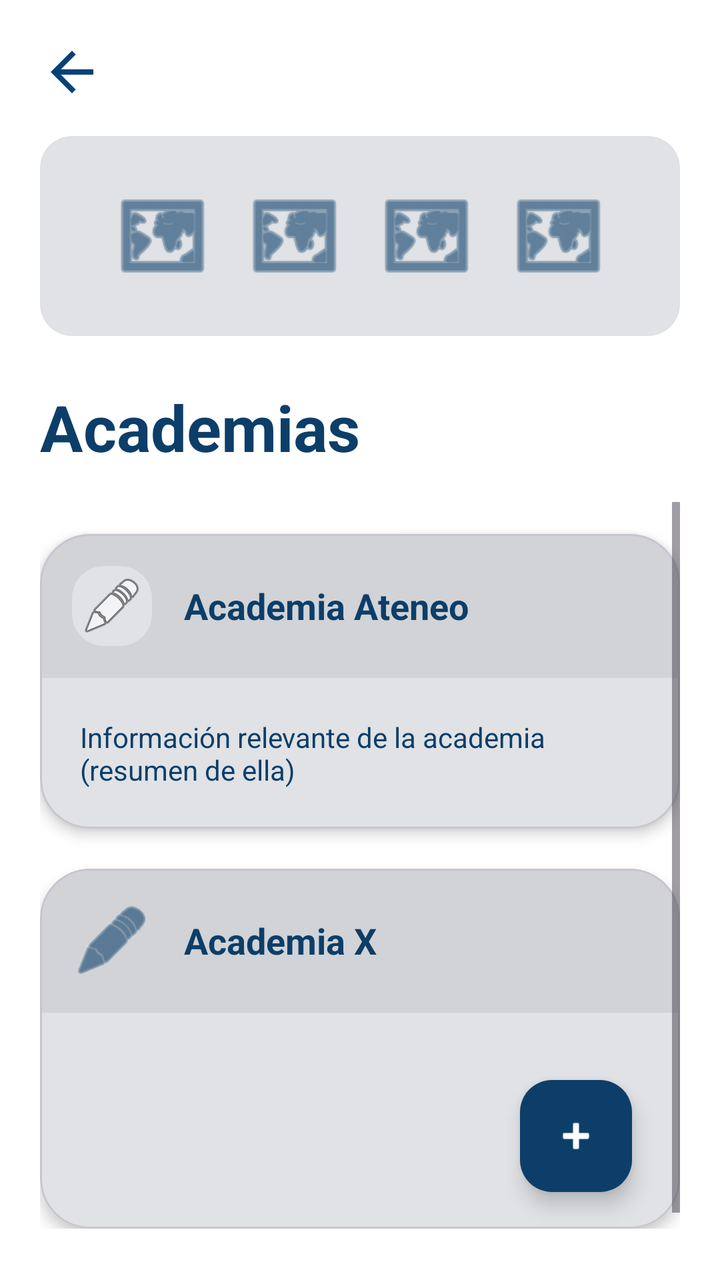
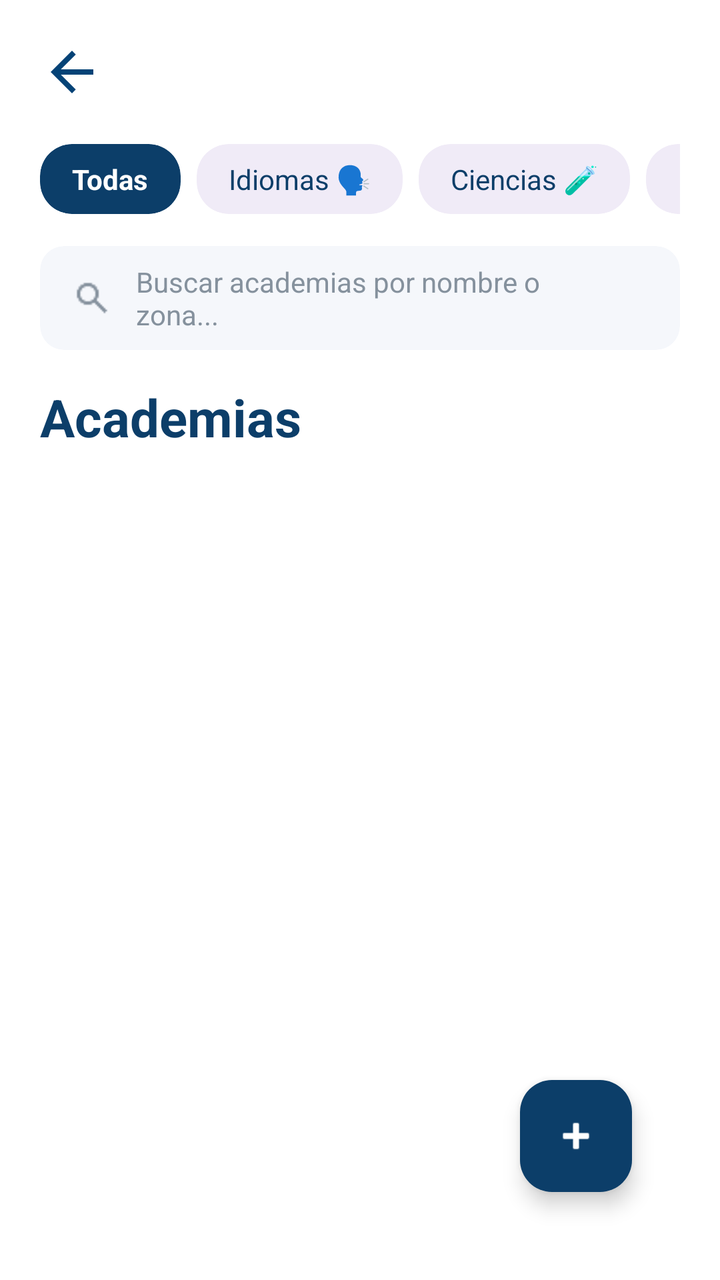

An Android layout rendered at two revisions. The XML below is the earlier revision; the diff shows what the commit changed to produce the second picture.
<!-- AndroidManifest.xml: application theme Theme.ProyectoFloppy -->
<!-- res/layout/fragment_academias.xml -->
<?xml version="1.0" encoding="utf-8"?>
<androidx.constraintlayout.widget.ConstraintLayout
    xmlns:android="http://schemas.android.com/apk/res/android"
    xmlns:app="http://schemas.android.com/apk/res-auto"
    android:layout_width="match_parent"
    android:layout_height="match_parent"
    android:background="#FFFFFF"
    android:padding="20dp">

    <ImageView
        android:id="@+id/btn_back_academias"
        android:layout_width="32dp"
        android:layout_height="32dp"
        android:src="@drawable/baseline_arrow_back_24"
        app:layout_constraintStart_toStartOf="parent"
        app:layout_constraintTop_toTopOf="parent"
        app:tint="@color/corporativo" />

    <LinearLayout
        android:id="@+id/ll_top_bar"
        android:layout_width="match_parent"
        android:layout_height="100dp"
        android:layout_marginTop="16dp"
        android:background="@drawable/fondo_gris_redondeado"
        android:gravity="center"
        android:orientation="horizontal"
        app:layout_constraintTop_toBottomOf="@id/btn_back_academias">

        <ImageView android:layout_width="50dp" android:layout_height="50dp" android:layout_margin="8dp" android:src="@android:drawable/ic_menu_mapmode" app:tint="#0C3E69" />
        <ImageView android:layout_width="50dp" android:layout_height="50dp" android:layout_margin="8dp" android:src="@android:drawable/ic_menu_mapmode" app:tint="#0C3E69" />
        <ImageView android:layout_width="50dp" android:layout_height="50dp" android:layout_margin="8dp" android:src="@android:drawable/ic_menu_mapmode" app:tint="#0C3E69" />
        <ImageView android:layout_width="50dp" android:layout_height="50dp" android:layout_margin="8dp" android:src="@android:drawable/ic_menu_mapmode" app:tint="#0C3E69" />
    </LinearLayout>

    <TextView
        android:id="@+id/tv_academias_title"
        android:layout_width="wrap_content"
        android:layout_height="wrap_content"
        android:layout_marginTop="24dp"
        android:text="@string/title_academias"
        android:textColor="#0C3E69"
        android:textSize="32sp"
        android:textStyle="bold"
        app:layout_constraintStart_toStartOf="parent"
        app:layout_constraintTop_toBottomOf="@id/ll_top_bar" />

    <ScrollView
        android:layout_width="match_parent"
        android:layout_height="0dp"
        android:layout_marginTop="16dp"
        app:layout_constraintBottom_toBottomOf="parent"
        app:layout_constraintTop_toBottomOf="@id/tv_academias_title">

        <LinearLayout
            android:layout_width="match_parent"
            android:layout_height="wrap_content"
            android:orientation="vertical"
            android:paddingBottom="20dp">

            <androidx.recyclerview.widget.RecyclerView
                android:id="@+id/rv_academias"
                android:layout_width="match_parent"
                android:layout_height="wrap_content"
                android:nestedScrollingEnabled="false" />

            <com.google.android.material.card.MaterialCardView
                android:id="@+id/card_academia_1"
                android:layout_width="match_parent"
                android:layout_height="wrap_content"
                android:layout_marginTop="16dp"
                android:layout_marginBottom="20dp"
                android:clickable="true"
                android:focusable="true"
                app:cardBackgroundColor="#E0E2E5"
                app:cardCornerRadius="25dp"
                app:cardElevation="4dp">

                <LinearLayout
                    android:layout_width="match_parent"
                    android:layout_height="wrap_content"
                    android:orientation="vertical">

                    <LinearLayout
                        android:layout_width="match_parent"
                        android:layout_height="wrap_content"
                        android:background="#D1D3D6"
                        android:gravity="center_vertical"
                        android:padding="16dp">

                        <ImageView
                            android:layout_width="40dp"
                            android:layout_height="40dp"
                            android:background="@drawable/fondo_gris_redondeado"
                            android:padding="4dp"
                            android:src="@android:drawable/ic_menu_edit" />

                        <TextView
                            android:layout_width="wrap_content"
                            android:layout_height="wrap_content"
                            android:layout_marginStart="16dp"
                            android:text="@string/academia_ateneo"
                            android:textColor="#0C3E69"
                            android:textSize="18sp"
                            android:textStyle="bold" />
                    </LinearLayout>

                    <TextView
                        android:layout_width="match_parent"
                        android:layout_height="wrap_content"
                        android:padding="20dp"
                        android:text="@string/resumen_academia"
                        android:textColor="#0C3E69"
                        android:textSize="14sp" />
                </LinearLayout>
            </com.google.android.material.card.MaterialCardView>

            <com.google.android.material.card.MaterialCardView
                android:id="@+id/card_academia_2"
                android:layout_width="match_parent"
                android:layout_height="180dp"
                android:clickable="true"
                android:focusable="true"
                app:cardBackgroundColor="#E0E2E5"
                app:cardCornerRadius="25dp"
                app:cardElevation="4dp">

                <LinearLayout
                    android:layout_width="match_parent"
                    android:layout_height="wrap_content"
                    android:background="#D1D3D6"
                    android:gravity="center_vertical"
                    android:padding="16dp">

                    <ImageView
                        android:layout_width="40dp"
                        android:layout_height="40dp"
                        android:src="@android:drawable/ic_menu_edit"
                        app:tint="#0C3E69" />

                    <TextView
                        android:layout_width="wrap_content"
                        android:layout_height="wrap_content"
                        android:layout_marginStart="16dp"
                        android:text="@string/academia_x"
                        android:textColor="#0C3E69"
                        android:textSize="18sp"
                        android:textStyle="bold" />
                </LinearLayout>
            </com.google.android.material.card.MaterialCardView>

        </LinearLayout>
    </ScrollView>
    <com.google.android.material.floatingactionbutton.FloatingActionButton
        android:id="@+id/fab_add_academia"
        android:layout_width="wrap_content"
        android:layout_height="wrap_content"
        android:layout_margin="24dp"
        android:src="@android:drawable/ic_input_add"
        app:backgroundTint="#0C3E69"
        app:tint="#FFFFFF"
        app:layout_constraintBottom_toBottomOf="parent"
        app:layout_constraintEnd_toEndOf="parent"
        android:contentDescription="Añadir academia" />
</androidx.constraintlayout.widget.ConstraintLayout>
<!-- resources referenced by this layout -->
<resources>
  <color name="corporativo">#044377</color>
  <!-- drawable baseline_arrow_back_24 (drawable) -->
  <vector xmlns:android="http://schemas.android.com/apk/res/android"
      android:width="24dp"
      android:height="24dp"
      android:viewportWidth="24.0"
      android:viewportHeight="24.0">
      <path
          android:fillColor="#FF000000"
          android:pathData="M20,11H7.83l5.59,-5.59L12,4l-8,8 8,8 1.41,-1.41L7.83,13H20v-2z"/>
  </vector>
  <!-- drawable fondo_gris_redondeado (drawable) -->
  <?xml version="1.0" encoding="utf-8"?>
  <shape xmlns:android="http://schemas.android.com/apk/res/android">
      <solid android:color="#E0E2E5" />
      <corners android:radius="16dp" />
  </shape>
  <string name="academia_ateneo">Academia Ateneo</string>
  <string name="academia_x">Academia X</string>
  <string name="resumen_academia">Información relevante de la academia\n(resumen de ella)</string>
  <string name="title_academias">Academias</string>
  <style name="Theme.ProyectoFloppy" parent="Base.Theme.ProyectoFloppy" />
  <style name="Base.Theme.ProyectoFloppy" parent="Theme.Material3.DayNight.NoActionBar">
          
          
      </style>
</resources>

<!-- the commit's change to res/layout/fragment_academias.xml (unified diff, before → after) -->
@@ -16,140 +16,193 @@
         app:layout_constraintTop_toTopOf="parent"
         app:tint="@color/corporativo" />
 
-    <LinearLayout
-        android:id="@+id/ll_top_bar"
+    <HorizontalScrollView
+        android:id="@+id/hsv_categorias"
         android:layout_width="match_parent"
-        android:layout_height="100dp"
+        android:layout_height="wrap_content"
         android:layout_marginTop="16dp"
-        android:background="@drawable/fondo_gris_redondeado"
-        android:gravity="center"
-        android:orientation="horizontal"
+        android:scrollbars="none"
         app:layout_constraintTop_toBottomOf="@id/btn_back_academias">
 
-        <ImageView android:layout_width="50dp" android:layout_height="50dp" android:layout_margin="8dp" android:src="@android:drawable/ic_menu_mapmode" app:tint="#0C3E69" />
-        <ImageView android:layout_width="50dp" android:layout_height="50dp" android:layout_margin="8dp" android:src="@android:drawable/ic_menu_mapmode" app:tint="#0C3E69" />
-        <ImageView android:layout_width="50dp" android:layout_height="50dp" android:layout_margin="8dp" android:src="@android:drawable/ic_menu_mapmode" app:tint="#0C3E69" />
-        <ImageView android:layout_width="50dp" android:layout_height="50dp" android:layout_margin="8dp" android:src="@android:drawable/ic_menu_mapmode" app:tint="#0C3E69" />
-    </LinearLayout>
+        <LinearLayout
+            android:layout_width="wrap_content"
+            android:layout_height="wrap_content"
+            android:orientation="horizontal"
+            android:paddingVertical="4dp">
+
+            <com.google.android.material.card.MaterialCardView
+                android:id="@+id/chip_todas"
+                android:layout_width="wrap_content"
+                android:layout_height="wrap_content"
+                android:layout_marginEnd="8dp"
+                android:clickable="true"
+                android:focusable="true"
+                app:cardBackgroundColor="#0C3E69"
+                app:cardCornerRadius="16dp"
+                app:cardElevation="0dp"
+                app:strokeWidth="0dp">
+                <TextView
+                    android:id="@+id/tv_chip_todas"
+                    android:layout_width="wrap_content"
+                    android:layout_height="wrap_content"
+                    android:paddingHorizontal="16dp"
+                    android:paddingVertical="8dp"
+                    android:text="Todas"
+                    android:textColor="#FFFFFF"
+                    android:textStyle="bold"
+                    android:textSize="14sp" />
+            </com.google.android.material.card.MaterialCardView>
+
+            <com.google.android.material.card.MaterialCardView
+                android:id="@+id/chip_idiomas"
+                android:layout_width="wrap_content"
+                android:layout_height="wrap_content"
+                android:layout_marginEnd="8dp"
+                android:clickable="true"
+                android:focusable="true"
+                app:cardBackgroundColor="#F0EBF7"
+                app:cardCornerRadius="16dp"
+                app:cardElevation="0dp"
+                app:strokeWidth="0dp">
+                <TextView
+                    android:id="@+id/tv_chip_idiomas"
+                    android:layout_width="wrap_content"
+                    android:layout_height="wrap_content"
+                    android:paddingHorizontal="16dp"
+                    android:paddingVertical="8dp"
+                    android:text="Idiomas 🗣️"
+                    android:textColor="#0C3E69"
+                    android:textSize="14sp" />
+            </com.google.android.material.card.MaterialCardView>
+
+            <com.google.android.material.card.MaterialCardView
+                android:id="@+id/chip_ciencias"
+                android:layout_width="wrap_content"
+                android:layout_height="wrap_content"
+                android:layout_marginEnd="8dp"
+                android:clickable="true"
+                android:focusable="true"
+                app:cardBackgroundColor="#F0EBF7"
+                app:cardCornerRadius="16dp"
+                app:cardElevation="0dp"
+                app:strokeWidth="0dp">
+                <TextView
+                    android:id="@+id/tv_chip_ciencias"
+                    android:layout_width="wrap_content"
+                    android:layout_height="wrap_content"
+                    android:paddingHorizontal="16dp"
+                    android:paddingVertical="8dp"
+                    android:text="Ciencias 🧪"
+                    android:textColor="#0C3E69"
+                    android:textSize="14sp" />
+            </com.google.android.material.card.MaterialCardView>
+
+            <com.google.android.material.card.MaterialCardView
+                android:id="@+id/chip_letras"
+                android:layout_width="wrap_content"
+                android:layout_height="wrap_content"
+                android:layout_marginEnd="8dp"
+                android:clickable="true"
+                android:focusable="true"
+                app:cardBackgroundColor="#F0EBF7"
+                app:cardCornerRadius="16dp"
+                app:cardElevation="0dp"
+                app:strokeWidth="0dp">
+                <TextView
+                    android:id="@+id/tv_chip_letras"
+                    android:layout_width="wrap_content"
+                    android:layout_height="wrap_content"
+                    android:paddingHorizontal="16dp"
+                    android:paddingVertical="8dp"
+                    android:text="Letras 📚"
+                    android:textColor="#0C3E69"
+                    android:textSize="14sp" />
+            </com.google.android.material.card.MaterialCardView>
+
+            <com.google.android.material.card.MaterialCardView
+                android:id="@+id/chip_apoyo"
+                android:layout_width="wrap_content"
+                android:layout_height="wrap_content"
+                android:clickable="true"
+                android:focusable="true"
+                app:cardBackgroundColor="#F0EBF7"
+                app:cardCornerRadius="16dp"
+                app:cardElevation="0dp"
+                app:strokeWidth="0dp">
+                <TextView
+                    android:id="@+id/tv_chip_apoyo"
+                    android:layout_width="wrap_content"
+                    android:layout_height="wrap_content"
+                    android:paddingHorizontal="16dp"
+                    android:paddingVertical="8dp"
+                    android:text="Apoyo UJA 🎓"
+                    android:textColor="#0C3E69"
+                    android:textSize="14sp" />
+            </com.google.android.material.card.MaterialCardView>
+
+        </LinearLayout>
+    </HorizontalScrollView>
+
+    
+    <com.google.android.material.card.MaterialCardView
+        android:id="@+id/cardSearchAcademias"
+        android:layout_width="match_parent"
+        android:layout_height="52dp"
+        android:layout_marginTop="12dp"
+        app:cardBackgroundColor="#F5F7FB"
+        app:cardCornerRadius="12dp"
+        app:cardElevation="0dp"
+        app:strokeWidth="0dp"
+        app:layout_constraintTop_toBottomOf="@id/hsv_categorias">
+
+        <LinearLayout
+            android:layout_width="match_parent"
+            android:layout_height="match_parent"
+            android:gravity="center_vertical"
+            android:orientation="horizontal"
+            android:paddingHorizontal="16dp">
+
+            <ImageView
+                android:layout_width="20dp"
+                android:layout_height="20dp"
+                android:src="@drawable/lupa"
+                app:tint="#85919D" />
+
+            <EditText
+                android:id="@+id/et_buscar_academia"
+                android:layout_width="match_parent"
+                android:layout_height="match_parent"
+                android:background="@android:color/transparent"
+                android:hint="Buscar academias por nombre o zona..."
+                android:textColorHint="#85919D"
+                android:paddingHorizontal="12dp"
+                android:textSize="14sp" />
+        </LinearLayout>
+    </com.google.android.material.card.MaterialCardView>
 
     <TextView
         android:id="@+id/tv_academias_title"
         android:layout_width="wrap_content"
         android:layout_height="wrap_content"
-        android:layout_marginTop="24dp"
+        android:layout_marginTop="16dp"
         android:text="@string/title_academias"
         android:textColor="#0C3E69"
-        android:textSize="32sp"
+        android:textSize="26sp"
         android:textStyle="bold"
         app:layout_constraintStart_toStartOf="parent"
-        app:layout_constraintTop_toBottomOf="@id/ll_top_bar" />
-
-    <ScrollView
+        app:layout_constraintTop_toBottomOf="@id/cardSearchAcademias" />
+
+    <androidx.recyclerview.widget.RecyclerView
+        android:id="@+id/rv_academias"
         android:layout_width="match_parent"
         android:layout_height="0dp"
-        android:layout_marginTop="16dp"
+        android:layout_marginTop="12dp"
+        android:paddingHorizontal="20dp"
+        android:clipToPadding="false"
+        android:paddingBottom="80dp"
         app:layout_constraintBottom_toBottomOf="parent"
-        app:layout_constraintTop_toBottomOf="@id/tv_academias_title">
-
-        <LinearLayout
-            android:layout_width="match_parent"
-            android:layout_height="wrap_content"
-            android:orientation="vertical"
-            android:paddingBottom="20dp">
-
-            <androidx.recyclerview.widget.RecyclerView
-                android:id="@+id/rv_academias"
-                android:layout_width="match_parent"
-                android:layout_height="wrap_content"
-                android:nestedScrollingEnabled="false" />
-
-            <com.google.android.material.card.MaterialCardView
-                android:id="@+id/card_academia_1"
-                android:layout_width="match_parent"
-                android:layout_height="wrap_content"
-                android:layout_marginTop="16dp"
-                android:layout_marginBottom="20dp"
-                android:clickable="true"
-                android:focusable="true"
-                app:cardBackgroundColor="#E0E2E5"
-                app:cardCornerRadius="25dp"
-                app:cardElevation="4dp">
-
-                <LinearLayout
-                    android:layout_width="match_parent"
-                    android:layout_height="wrap_content"
-                    android:orientation="vertical">
-
-                    <LinearLayout
-                        android:layout_width="match_parent"
-                        android:layout_height="wrap_content"
-                        android:background="#D1D3D6"
-                        android:gravity="center_vertical"
-                        android:padding="16dp">
-
-                        <ImageView
-                            android:layout_width="40dp"
-                            android:layout_height="40dp"
-                            android:background="@drawable/fondo_gris_redondeado"
-                            android:padding="4dp"
-                            android:src="@android:drawable/ic_menu_edit" />
-
-                        <TextView
-                            android:layout_width="wrap_content"
-                            android:layout_height="wrap_content"
-                            android:layout_marginStart="16dp"
-                            android:text="@string/academia_ateneo"
-                            android:textColor="#0C3E69"
-                            android:textSize="18sp"
-                            android:textStyle="bold" />
-                    </LinearLayout>
-
-                    <TextView
-                        android:layout_width="match_parent"
-                        android:layout_height="wrap_content"
-                        android:padding="20dp"
-                        android:text="@string/resumen_academia"
-                        android:textColor="#0C3E69"
-                        android:textSize="14sp" />
-                </LinearLayout>
-            </com.google.android.material.card.MaterialCardView>
-
-            <com.google.android.material.card.MaterialCardView
-                android:id="@+id/card_academia_2"
-                android:layout_width="match_parent"
-                android:layout_height="180dp"
-                android:clickable="true"
-                android:focusable="true"
-                app:cardBackgroundColor="#E0E2E5"
-                app:cardCornerRadius="25dp"
-                app:cardElevation="4dp">
-
-                <LinearLayout
-                    android:layout_width="match_parent"
-                    android:layout_height="wrap_content"
-                    android:background="#D1D3D6"
-                    android:gravity="center_vertical"
-                    android:padding="16dp">
-
-                    <ImageView
-                        android:layout_width="40dp"
-                        android:layout_height="40dp"
-                        android:src="@android:drawable/ic_menu_edit"
-                        app:tint="#0C3E69" />
-
-                    <TextView
-                        android:layout_width="wrap_content"
-                        android:layout_height="wrap_content"
-                        android:layout_marginStart="16dp"
-                        android:text="@string/academia_x"
-                        android:textColor="#0C3E69"
-                        android:textSize="18sp"
-                        android:textStyle="bold" />
-                </LinearLayout>
-            </com.google.android.material.card.MaterialCardView>
-
-        </LinearLayout>
-    </ScrollView>
+        app:layout_constraintTop_toBottomOf="@id/tv_academias_title" />
+
     <com.google.android.material.floatingactionbutton.FloatingActionButton
         android:id="@+id/fab_add_academia"
         android:layout_width="wrap_content"
<!-- resource entries referenced after the edit -->
@@ -11,15 +11,7 @@
           android:fillColor="#FF000000"
           android:pathData="M20,11H7.83l5.59,-5.59L12,4l-8,8 8,8 1.41,-1.41L7.83,13H20v-2z"/>
   </vector>
-  <!-- drawable fondo_gris_redondeado (drawable) -->
-  <?xml version="1.0" encoding="utf-8"?>
-  <shape xmlns:android="http://schemas.android.com/apk/res/android">
-      <solid android:color="#E0E2E5" />
-      <corners android:radius="16dp" />
-  </shape>
-  <string name="academia_ateneo">Academia Ateneo</string>
-  <string name="academia_x">Academia X</string>
-  <string name="resumen_academia">Información relevante de la academia\n(resumen de ella)</string>
+  <!-- drawable lupa: png bitmap (drawable, 522 bytes) -->
   <string name="title_academias">Academias</string>
   <style name="Theme.ProyectoFloppy" parent="Base.Theme.ProyectoFloppy" />
   <style name="Base.Theme.ProyectoFloppy" parent="Theme.Material3.DayNight.NoActionBar">
